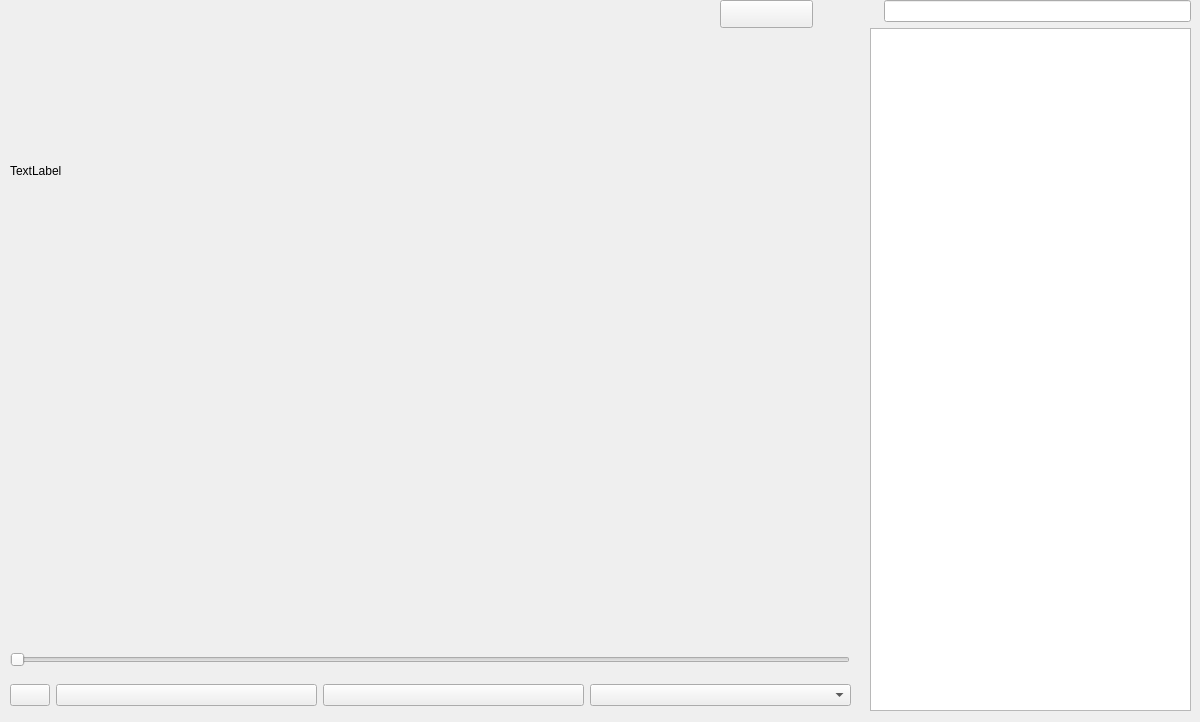
The window that MyPlayer/player_ui.ui (THU17cyz/RTP_Project) describes before a commit, drawn with Qt 5.
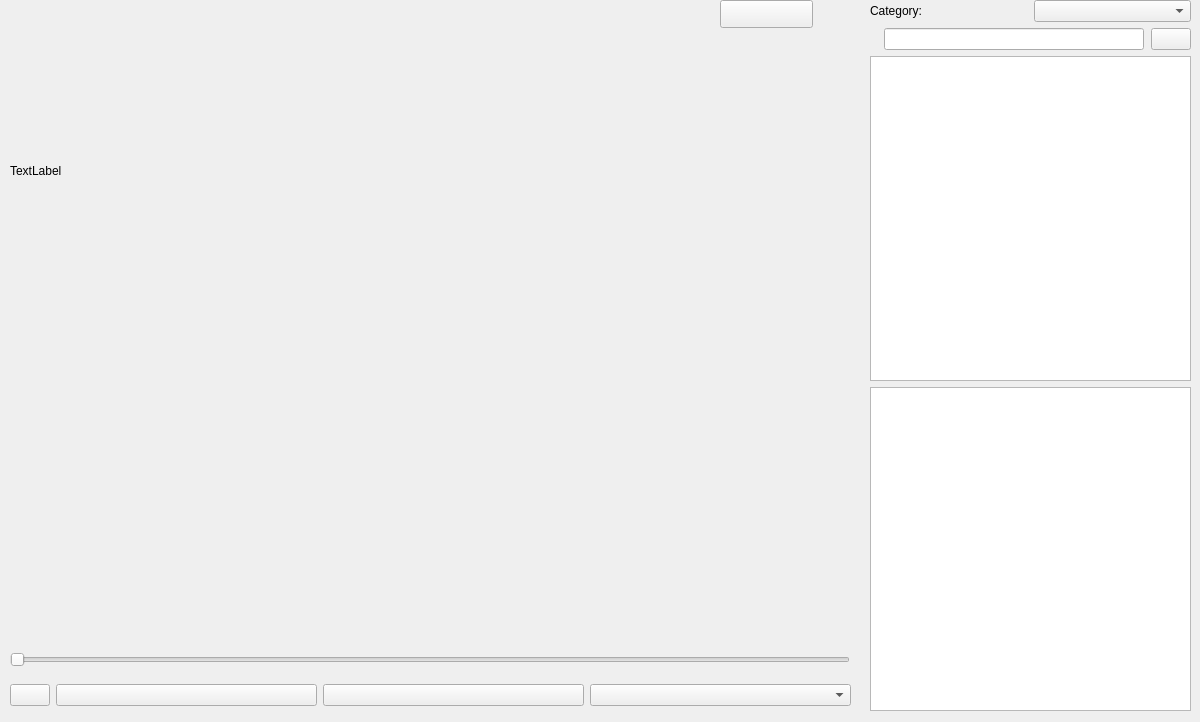
The same window after the commit.

Diff of the .ui file:
```diff
--- a/MyPlayer/player_ui.ui
+++ b/MyPlayer/player_ui.ui
@@ -120,6 +120,29 @@
     </rect>
    </property>
    <layout class="QVBoxLayout" name="verticalLayout">
+    <item>
+     <layout class="QHBoxLayout" name="horizontalLayout_3">
+      <property name="bottomMargin">
+       <number>0</number>
+      </property>
+      <item>
+       <widget class="QLabel" name="CategoryLabel">
+        <property name="sizePolicy">
+         <sizepolicy hsizetype="Preferred" vsizetype="Preferred">
+          <horstretch>0</horstretch>
+          <verstretch>0</verstretch>
+         </sizepolicy>
+        </property>
+        <property name="text">
+         <string>Category:</string>
+        </property>
+       </widget>
+      </item>
+      <item>
+       <widget class="QComboBox" name="CategoryComboBox"/>
+      </item>
+     </layout>
+    </item>
     <item>
      <layout class="QHBoxLayout" name="horizontalLayout_2">
       <property name="spacing">
@@ -144,11 +167,21 @@
       <item>
        <widget class="QLineEdit" name="SearchKeyword"/>
       </item>
+      <item>
+       <widget class="QPushButton" name="SearchButton">
+        <property name="text">
+         <string/>
+        </property>
+       </widget>
+      </item>
      </layout>
     </item>
     <item>
      <widget class="QListWidget" name="PlayList"/>
     </item>
+    <item>
+     <widget class="QListWidget" name="HistoryList"/>
+    </item>
    </layout>
   </widget>
  </widget>
```
